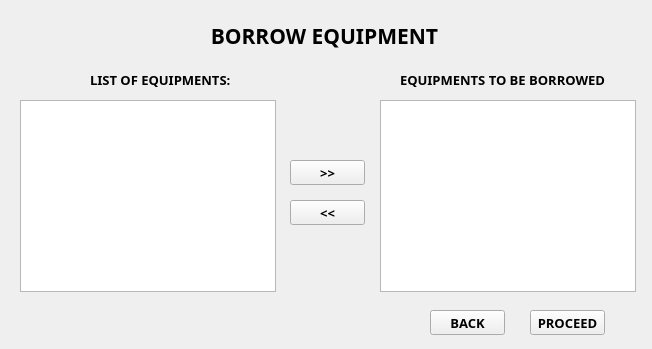
Qt form borrowers.ui (markytools/sume-borrower-app) before a commit.
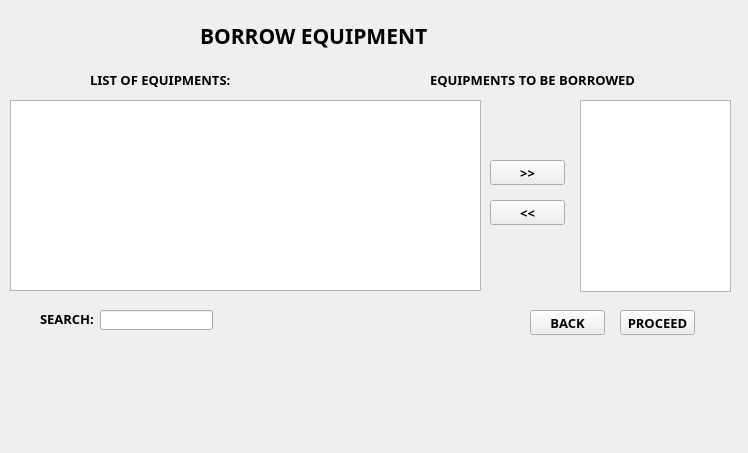
The same form after that commit.

Diff of the .ui file:
```diff
--- a/borrowers.ui
+++ b/borrowers.ui
@@ -6,14 +6,20 @@
    <rect>
     <x>0</x>
     <y>0</y>
-    <width>652</width>
-    <height>349</height>
+    <width>748</width>
+    <height>453</height>
    </rect>
   </property>
   <property name="minimumSize">
    <size>
-    <width>652</width>
-    <height>349</height>
+    <width>748</width>
+    <height>453</height>
+   </size>
+  </property>
+  <property name="maximumSize">
+   <size>
+    <width>748</width>
+    <height>453</height>
    </size>
   </property>
   <property name="windowTitle">
@@ -22,7 +28,7 @@
   <widget class="QPushButton" name="AddButton">
    <property name="geometry">
     <rect>
-     <x>430</x>
+     <x>530</x>
      <y>310</y>
      <width>75</width>
      <height>25</height>
@@ -43,7 +49,7 @@
   <widget class="QPushButton" name="BorrowBotton">
    <property name="geometry">
     <rect>
-     <x>530</x>
+     <x>620</x>
      <y>310</y>
      <width>75</width>
      <height>25</height>
@@ -64,17 +70,17 @@
   <widget class="QTableWidget" name="tableWidget">
    <property name="geometry">
     <rect>
-     <x>20</x>
+     <x>10</x>
      <y>100</y>
-     <width>256</width>
-     <height>192</height>
+     <width>471</width>
+     <height>191</height>
     </rect>
    </property>
   </widget>
   <widget class="QPushButton" name="AddButton_2">
    <property name="geometry">
     <rect>
-     <x>290</x>
+     <x>490</x>
      <y>160</y>
      <width>75</width>
      <height>25</height>
@@ -95,7 +101,7 @@
   <widget class="QPushButton" name="AddButton_3">
    <property name="geometry">
     <rect>
-     <x>290</x>
+     <x>490</x>
      <y>200</y>
      <width>75</width>
      <height>25</height>
@@ -116,9 +122,9 @@
   <widget class="QTableWidget" name="tableWidget_2">
    <property name="geometry">
     <rect>
-     <x>380</x>
+     <x>580</x>
      <y>100</y>
-     <width>256</width>
+     <width>151</width>
      <height>192</height>
     </rect>
    </property>
@@ -147,7 +153,7 @@
   <widget class="QLabel" name="label_3">
    <property name="geometry">
     <rect>
-     <x>400</x>
+     <x>430</x>
      <y>71</y>
      <width>211</width>
      <height>17</height>
@@ -165,7 +171,7 @@
     <string>EQUIPMENTS TO BE BORROWED</string>
    </property>
   </widget>
-  <widget class="QWidget" name="">
+  <widget class="QWidget" name="layoutWidget">
    <property name="geometry">
     <rect>
      <x>110</x>
@@ -199,7 +205,7 @@
        </font>
       </property>
       <property name="text">
-       <string>    BORROW EQUIPMENT</string>
+       <string>BORROW EQUIPMENT</string>
       </property>
      </widget>
     </item>
@@ -218,6 +224,37 @@
     </item>
    </layout>
   </widget>
+  <widget class="QLineEdit" name="lineEdit">
+   <property name="geometry">
+    <rect>
+     <x>100</x>
+     <y>310</y>
+     <width>113</width>
+     <height>20</height>
+    </rect>
+   </property>
+  </widget>
+  <widget class="QLabel" name="label_4">
+   <property name="geometry">
+    <rect>
+     <x>40</x>
+     <y>310</y>
+     <width>61</width>
+     <height>17</height>
+    </rect>
+   </property>
+   <property name="font">
+    <font>
+     <family>Segoe UI Black</family>
+     <pointsize>10</pointsize>
+     <weight>75</weight>
+     <bold>true</bold>
+    </font>
+   </property>
+   <property name="text">
+    <string>SEARCH:</string>
+   </property>
+  </widget>
  </widget>
  <resources/>
  <connections/>
```
